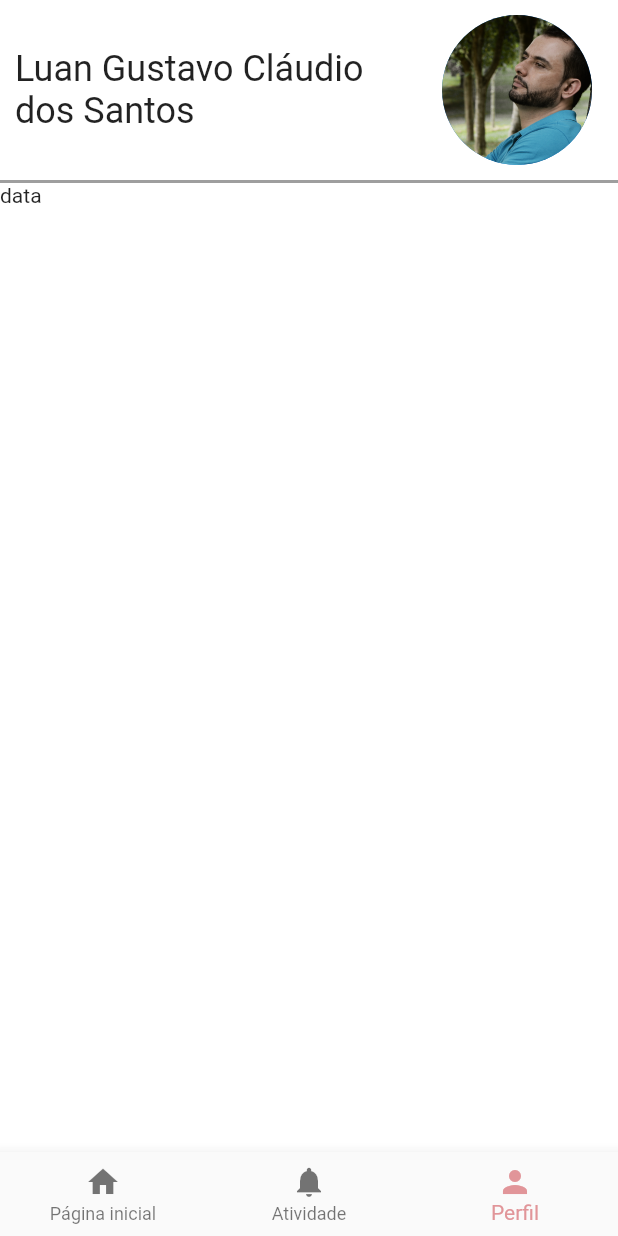
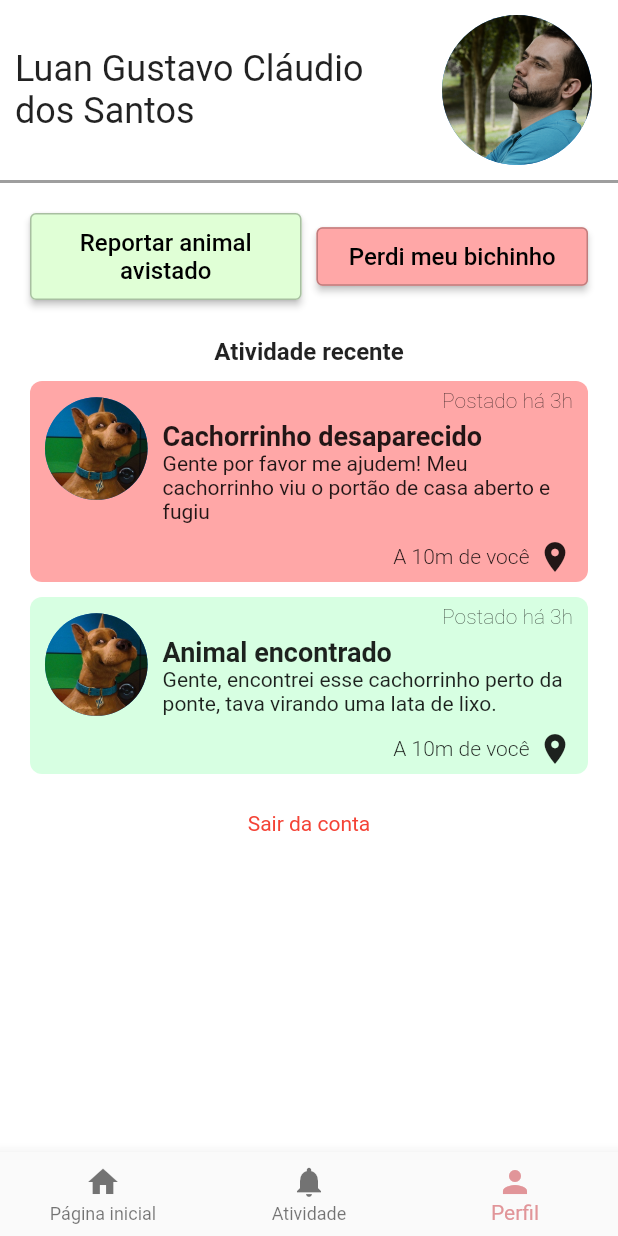
Before and after one commit to reily-cleiane/buscapatas, a Flutter app: the VisualizarPerfil screen opened directly, on a phone screen of 412 x 824 dp. Run offline on Flutter 3.47's test engine with Material 2 defaults, Android fonts, the phone set to English and light mode, and no system bars; missing offline and left inert: flutter_session.

Commit message:
feature: adding animal cards

```diff
--- /dev/null
+++ b/lib/components/animal_card.dart
@@ -0,0 +1,91 @@
+import 'package:flutter/material.dart';
+
+class AnimalCard extends StatefulWidget {
+  const AnimalCard({
+    super.key,
+    this.title = "Cachorrinho desaparecido",
+    this.details =
+        "Gente por favor me ajudem! Meu cachorrinho viu o portão de casa aberto e fugiu",
+    this.timestamp = "Postado há 3h",
+    this.distance = 10,
+    this.backgroundColor = const Color(0xFFFFA7A7),
+    this.image = 'imagens/animal.jpg',
+  });
+
+  final String title;
+  final String details;
+  final String timestamp;
+  final String image;
+  final int distance;
+  final Color backgroundColor;
+
+  @override
+  AnimalCardState createState() => AnimalCardState();
+}
+
+class AnimalCardState extends State<AnimalCard> {
+  @override
+  Widget build(BuildContext context) {
+    return Container(
+      decoration: BoxDecoration(
+          color: widget.backgroundColor,
+          borderRadius: const BorderRadius.all(Radius.circular(8))),
+      child: Padding(
+        padding: const EdgeInsets.fromLTRB(10, 5, 10, 5),
+        child: Column(
+          children: [
+            Row(
+              crossAxisAlignment: CrossAxisAlignment.start,
+              children: [
+                Expanded(
+                  flex: 2,
+                  child: CircleAvatar(
+                    radius: 40,
+                    backgroundImage: AssetImage(widget.image),
+                  ),
+                ),
+                const SizedBox(width: 10),
+                Expanded(
+                  flex: 8,
+                  child: Column(
+                    crossAxisAlignment: CrossAxisAlignment.start,
+                    children: <Widget>[
+                      Row(
+                        mainAxisAlignment: MainAxisAlignment.end,
+                        children: [
+                          Text(
+                            widget.timestamp,
+                            style: const TextStyle(fontWeight: FontWeight.w200),
+                          )
+                        ],
+                      ),
+                      const SizedBox(height: 5),
+                      Text(
+                        widget.title,
+                        style: const TextStyle(
+                            fontWeight: FontWeight.bold, fontSize: 18),
+                      ),
+                      Text(widget.details),
+                      const SizedBox(height: 10),
+                      Row(
+                        mainAxisAlignment: MainAxisAlignment.end,
+                        children: [
+                          Text(
+                            "A ${widget.distance}m de você",
+                            style: const TextStyle(fontWeight: FontWeight.w300),
+                          ),
+                          const SizedBox(width: 5),
+                          const Icon(Icons.location_on)
+                        ],
+                      ),
+                    ],
+                  ),
+                ),
+              ],
+            )
+          ],
+        ),
+      ),
+    );
+  }
+}
--- a/lib/home.dart
+++ b/lib/home.dart
@@ -3,7 +3,7 @@ import 'package:buscapatas/visualizacoes/info-post-avistado.dart';
 import 'package:flutter/material.dart';
 import 'package:buscapatas/publico/login.dart';
 import 'package:buscapatas/cadastros/cadastro-post.dart';
-import 'package:buscapatas/perfil-usuario.dart';
+import 'package:buscapatas/perfil_usuario.dart';
 import 'package:flutter_session/flutter_session.dart';
 import 'package:buscapatas/model/UsuarioModel.dart';
 import 'package:buscapatas/componentes-interface/estilo.dart' as estilo;
--- a/lib/perfil-usuario.dart
+++ /dev/null
@@ -1,64 +0,0 @@
-import 'package:flutter/material.dart';
-import 'package:buscapatas/navbar.dart';
-
-class VisualizarPerfil extends StatefulWidget {
-  const VisualizarPerfil({super.key, required this.title});
-
-  final String title;
-
-  @override
-  State<VisualizarPerfil> createState() => _VisualizarPerfilState();
-}
-
-class _VisualizarPerfilState extends State<VisualizarPerfil> {
-  @override
-  Widget build(BuildContext context) {
-    return Scaffold(
-      backgroundColor: Colors.white,
-      bottomNavigationBar: const BuscapatasNavBar(selectedIndex: 2),
-      body: Column(
-        children: <Widget>[
-          Container(
-            decoration: const BoxDecoration(
-              border: Border(
-                bottom: BorderSide(
-                  color: Colors.grey,
-                  width: 2.0,
-                ),
-              ),
-            ),
-            child: Padding(
-              padding: const EdgeInsets.fromLTRB(10, 10, 10, 10.0),
-              child: Row(
-                children: const [
-                  Expanded(
-                    flex: 7,
-                    child: Text(
-                      "Luan Gustavo Cláudio dos Santos",
-                      style: TextStyle(fontSize: 24),
-                    ),
-                  ),
-                  SizedBox(width: 10),
-                  Expanded(
-                    flex: 3,
-                    child: Center(
-                      child: CircleAvatar(
-                        radius: 50,
-                        backgroundImage: AssetImage('imagens/homem.jpg'),
-                      ),
-                    ),
-                  )
-                ],
-              ),
-            ),
-          ),
-          Row(
-            children: [
-              Text("data"),
-            ],
-          )
-        ],
-      ),
-    );
-  }
-}
--- /dev/null
+++ b/lib/perfil_usuario.dart
@@ -0,0 +1,138 @@
+import 'package:flutter/material.dart';
+import 'package:buscapatas/components/navbar.dart';
+import 'package:buscapatas/components/animal_card.dart';
+
+class VisualizarPerfil extends StatefulWidget {
+  const VisualizarPerfil({super.key, required this.title});
+
+  final String title;
+
+  @override
+  State<VisualizarPerfil> createState() => _VisualizarPerfilState();
+}
+
+class _VisualizarPerfilState extends State<VisualizarPerfil> {
+  @override
+  Widget build(BuildContext context) {
+    return Scaffold(
+      backgroundColor: Colors.white,
+      bottomNavigationBar: const BuscapatasNavBar(selectedIndex: 2),
+      body: SingleChildScrollView(
+        child: Column(
+          children: <Widget>[
+            Container(
+              decoration: const BoxDecoration(
+                border: Border(
+                  bottom: BorderSide(
+                    color: Colors.grey,
+                    width: 2.0,
+                  ),
+                ),
+              ),
+              child: Padding(
+                padding: const EdgeInsets.fromLTRB(10, 10, 10, 10.0),
+                child: Row(
+                  children: const [
+                    Expanded(
+                      flex: 7,
+                      child: Text(
+                        "Luan Gustavo Cláudio dos Santos",
+                        style: TextStyle(fontSize: 24),
+                      ),
+                    ),
+                    SizedBox(width: 10),
+                    Expanded(
+                      flex: 3,
+                      child: Center(
+                        child: CircleAvatar(
+                          radius: 50,
+                          backgroundImage: AssetImage('imagens/homem.jpg'),
+                        ),
+                      ),
+                    )
+                  ],
+                ),
+              ),
+            ),
+            Padding(
+              padding: const EdgeInsets.fromLTRB(20.0, 20.0, 20.0, 20.0),
+              child: Column(
+                children: [
+                  Row(
+                    children: [
+                      Expanded(
+                        child: ElevatedButton(
+                          style: ElevatedButton.styleFrom(
+                            backgroundColor: const Color(0xFFE0FFD6),
+                            side: const BorderSide(
+                              color: Color(0xFFA8BFA1),
+                            ),
+                          ),
+                          onPressed: () => {},
+                          child: const Padding(
+                            padding: EdgeInsets.fromLTRB(0.0, 10.0, 0.0, 10.0),
+                            child: Text(
+                              textAlign: TextAlign.center,
+                              "Reportar animal avistado",
+                              style:
+                                  TextStyle(fontSize: 16, color: Colors.black),
+                            ),
+                          ),
+                        ),
+                      ),
+                      const SizedBox(width: 10),
+                      Expanded(
+                        child: ElevatedButton(
+                          style: ElevatedButton.styleFrom(
+                            backgroundColor: const Color(0xFFFFA7A7),
+                            side: const BorderSide(
+                              color: Color(0xFFBF7D7D),
+                            ),
+                          ),
+                          onPressed: () => {},
+                          child: const Padding(
+                            padding: EdgeInsets.fromLTRB(0.0, 10.0, 0.0, 10.0),
+                            child: Text(
+                              textAlign: TextAlign.center,
+                              "Perdi meu bichinho",
+                              style:
+                                  TextStyle(fontSize: 16, color: Colors.black),
+                            ),
+                          ),
+                        ),
+                      )
+                    ],
+                  ),
+                  const SizedBox(height: 25),
+                  const Text(
+                    "Atividade recente",
+                    style: TextStyle(fontSize: 16, fontWeight: FontWeight.bold),
+                  ),
+                  const SizedBox(height: 10),
+                  const AnimalCard(),
+                  const SizedBox(height: 10),
+                  const AnimalCard(
+                    title: "Animal encontrado",
+                    details:
+                        "Gente, encontrei esse cachorrinho perto da ponte, tava virando uma lata de lixo.",
+                    backgroundColor: Color(0xFFD7FFE2),
+                  ),
+                  const SizedBox(height: 25),
+                  Column(
+                    mainAxisAlignment: MainAxisAlignment.center,
+                    children: const [
+                      Text(
+                        "Sair da conta",
+                        style: TextStyle(color: Colors.red),
+                      ),
+                    ],
+                  ),
+                ],
+              ),
+            ),
+          ],
+        ),
+      ),
+    );
+  }
+}
```
Also changed, not shown: lib/components/navbar.dart (renamed from lib/navbar.dart).
